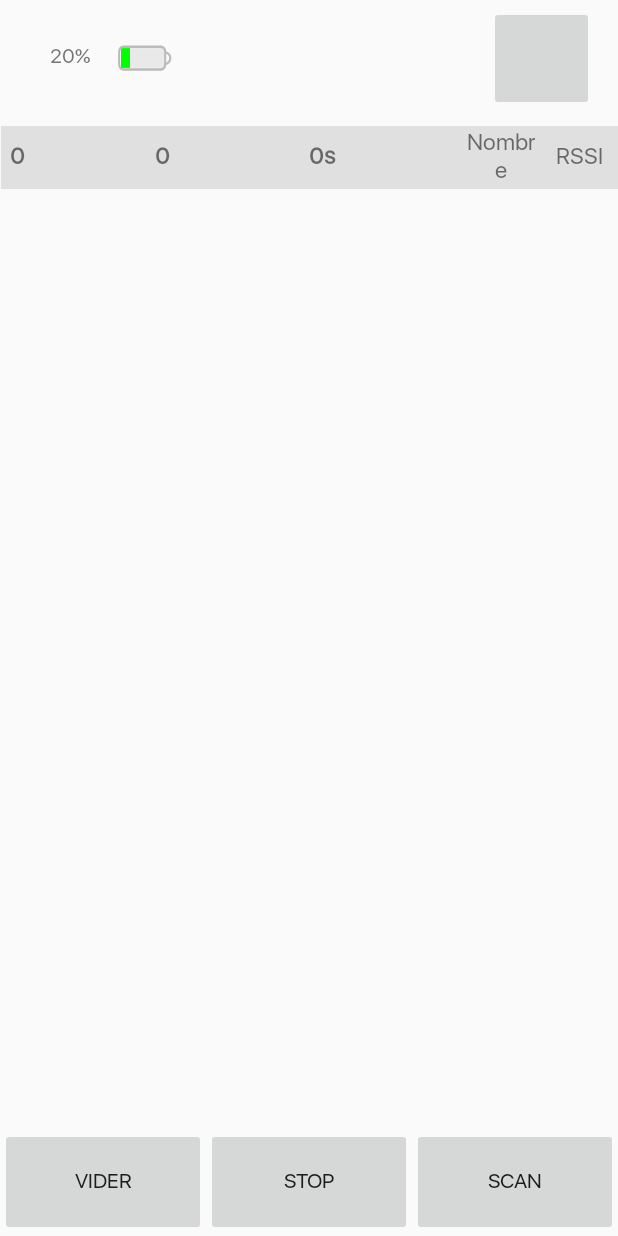
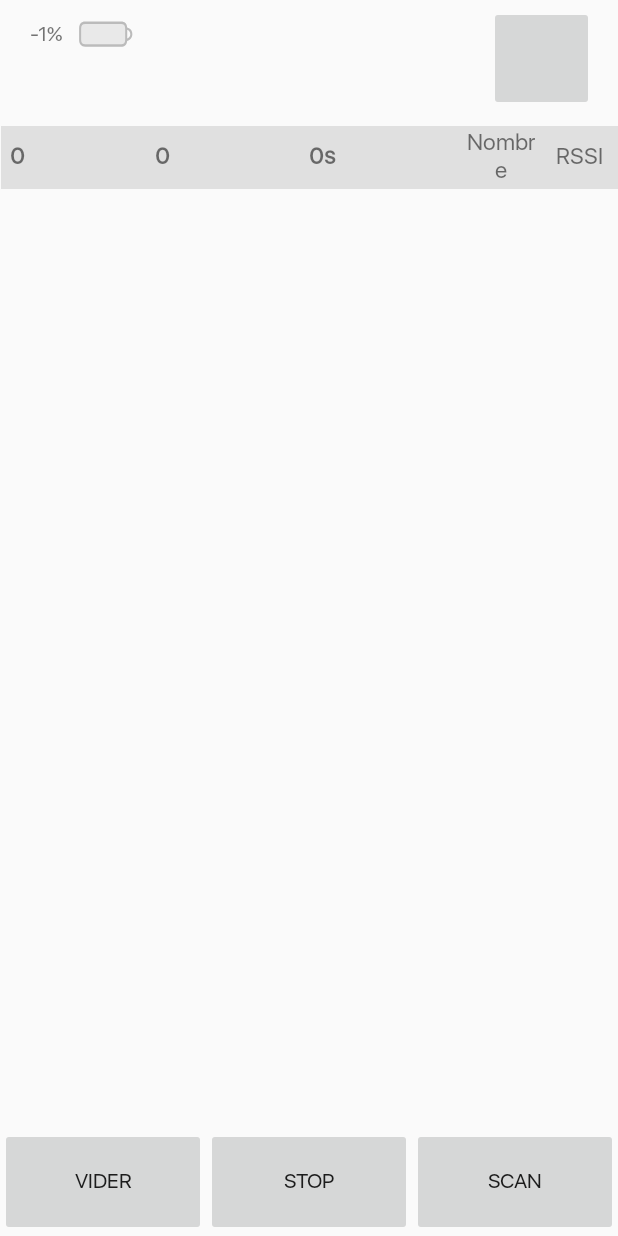
Before and after one commit to victor-chevillotte/KleitzAppV2, an Android app: the ScanListActivity screen opened directly, with no data from a screen before it, on a phone screen of 412 x 824 dp. Run offline under Robolectric (Android 15) with nearby library versions, the phone set to English and light mode, and no system bars; libraries missing offline, so code that uses them is left out: soup.neumorphism; plain views replace NeumorphButton, NeumorphImageButton; 11 statements that could not run were skipped.

Commit message:
battery finished

```diff
--- a/src/main/java/com/example/uhf_bt/ScanListActivity.java
+++ b/src/main/java/com/example/uhf_bt/ScanListActivity.java
@@ -282,15 +282,15 @@ public class ScanListActivity extends BaseActivity implements View.OnClickListen
         handlerRefreshBattery.postDelayed( runnable = new Runnable() {
             @RequiresApi(api = Build.VERSION_CODES.M)
             public void run() {
-                int precentage = 20;//uhf.getBattery();
+                int precentage = uhf.getBattery();
                 device_battery.setText(precentage + "%");
                 batteryPB.setProgress(precentage);
                 if (precentage <= 10)
                     batteryPB.setProgressTintList(ColorStateList.valueOf(Color.RED));
-                else if (precentage <= 10)
-                    batteryPB.setProgressTintList(ColorStateList.valueOf(Color.BLUE));
+                else if (precentage <= 20)
+                    batteryPB.setProgressTintList(ColorStateList.valueOf(Color.rgb(255, 165, 0)));
                 else
-                    batteryPB.setProgressTintList(ColorStateList.valueOf(Color.GREEN));
+                    batteryPB.setProgressTintList(ColorStateList.valueOf(Color.rgb(76, 175, 80)));
 
                 handlerRefreshBattery.postDelayed(runnable, delay);
             }
--- a/src/main/res/layout/activity_uhf_scan_list.xml
+++ b/src/main/res/layout/activity_uhf_scan_list.xml
@@ -13,9 +13,9 @@
         android:layout_height="wrap_content"
         android:max="100"
         android:progress="0"
-        android:scaleY="3.3"
-        android:layout_marginTop="5dp"
-        android:layout_marginRight="1dp"
+        android:scaleY="3.5"
+        android:layout_marginTop="5.4dp"
+        android:layout_marginRight="2dp"
         app:layout_constraintBottom_toBottomOf="@+id/imageView3"
         app:layout_constraintEnd_toEndOf="@+id/imageView3"
         app:layout_constraintStart_toStartOf="@+id/imageView3"
@@ -25,8 +25,8 @@
         android:id="@+id/imageView3"
         android:layout_width="wrap_content"
         android:layout_height="wrap_content"
-        android:layout_marginStart="76dp"
-        android:layout_marginTop="16dp"
+        android:layout_marginStart="50dp"
+        android:layout_marginTop="0dp"
         android:src="@drawable/emptybattery"
         app:layout_constraintStart_toStartOf="parent"
         app:layout_constraintTop_toTopOf="parent" />
@@ -35,11 +35,10 @@
         android:id="@+id/device_battery"
         android:layout_width="wrap_content"
         android:layout_height="wrap_content"
-        android:layout_gravity="left"
-        android:layout_marginTop="4dp"
-        android:paddingLeft="16dp"
-        android:paddingRight="16dp"
-        android:text="100%"
+        android:layout_gravity="center"
+        android:layout_marginTop="6dp"
+        android:paddingLeft="8dp"
+        android:paddingRight="8dp"
         app:layout_constraintBottom_toBottomOf="@+id/imageView3"
         app:layout_constraintEnd_toStartOf="@+id/imageView3"
         app:layout_constraintTop_toTopOf="@+id/imageView3" />
```
